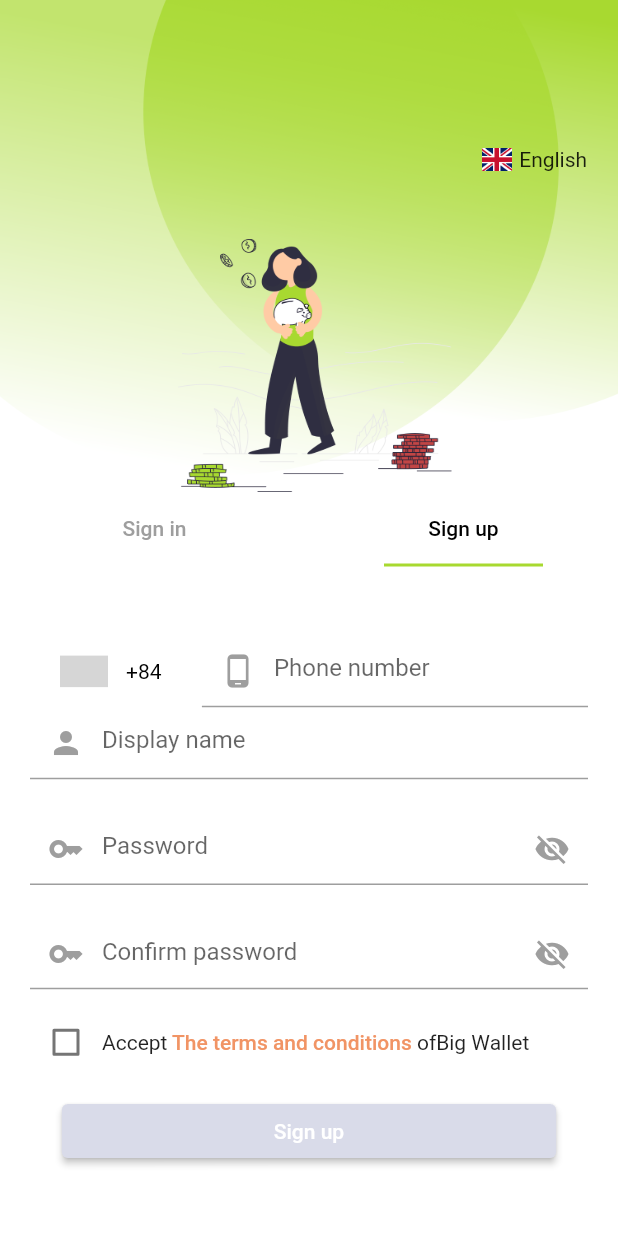
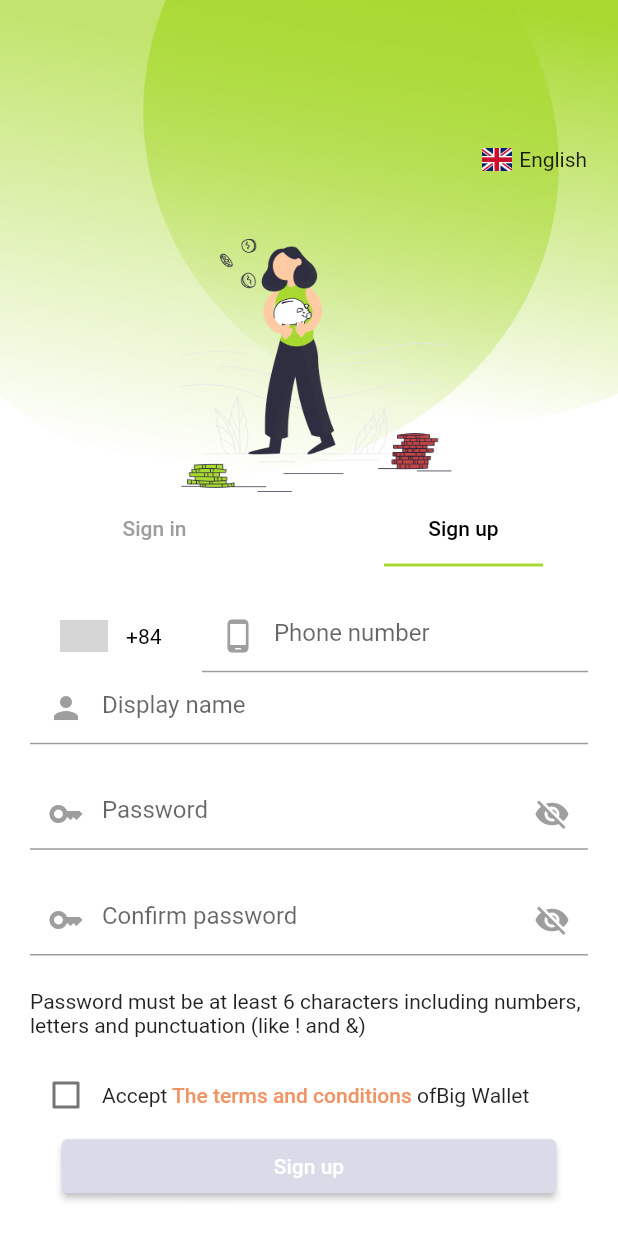
Before and after one commit to NguyenDuyBac1995/wallet_app, a Flutter app: the AuthScreen screen opened by its route, tab 2 chosen, on a phone screen of 412 x 824 dp. Run offline on Flutter 3.47's test engine with Material 2 defaults, Android fonts, the phone set to English and light mode, and no system bars; drawn by our look-alikes of intl_phone_number_input; our stand-ins replace dio, equatable, flutter_bloc, logger; generated files the repository leaves out were written again; network calls fail; grey boxes are pictures that could not be loaded.

Commit message:
commit code cái đã

```diff
--- a/lib/features/auth/screens/auth.screen.dart
+++ b/lib/features/auth/screens/auth.screen.dart
@@ -104,11 +104,9 @@ class _AuthScreenState extends State<AuthScreen>
                                 tabs: [
                                   Tab(
                                     text: context.l10n?.signIn,
-                                    key: UniqueKey(),
                                   ),
                                   Tab(
                                     text: context.l10n?.signUp,
-                                    key: UniqueKey(),
                                   ),
                                 ],
                               ),
@@ -117,14 +115,12 @@ class _AuthScreenState extends State<AuthScreen>
                                     physics:
                                         const NeverScrollableScrollPhysics(),
                                     controller: _tabController,
-                                    children: [
+                                    children: const [
                                       Center(
-                                        key: UniqueKey(),
-                                        child: const SignInScreen(),
+                                        child: SignInScreen(),
                                       ),
                                       Center(
-                                        key: UniqueKey(),
-                                        child: const SignUpScreen(),
+                                        child: SignUpScreen(),
                                       )
                                     ]),
                               )
--- a/lib/features/auth/screens/signup.screen.dart
+++ b/lib/features/auth/screens/signup.screen.dart
@@ -1,6 +1,7 @@
 import 'package:big_wallet/utilities/localization.dart';
 import 'package:flutter/material.dart';
 import 'package:intl_phone_number_input/intl_phone_number_input.dart';
+import 'package:logger/logger.dart';
 
 class SignUpScreen extends StatefulWidget {
   const SignUpScreen({super.key});
@@ -10,22 +11,36 @@ class SignUpScreen extends StatefulWidget {
 
 class _SignUpScreenState extends State<SignUpScreen>
     with SingleTickerProviderStateMixin {
-  late bool _passwordVisible = false;
-  late bool _isFormValid = false;
-  late bool? _isPrivacyAccepted = false;
-  late PhoneNumber number = PhoneNumber(isoCode: 'VN');
-  final TextEditingController controller = TextEditingController();
+  late bool _passwordVisible;
+  late bool _confirmPasswordVisible;
+  late bool _isFormValid;
+  late bool? _isPrivacyAccepted;
+  late PhoneNumber number;
+  late TextEditingController _phoneNumberController;
+  late TextEditingController _displayNameController;
+  late TextEditingController _passwordController;
+  late TextEditingController _confirmPasswordController;
   @override
   void initState() {
+    number = PhoneNumber(isoCode: 'VN');
+    _isPrivacyAccepted = false;
+    _isFormValid = false;
+    _confirmPasswordVisible = false;
     _passwordVisible = false;
-    _isFormValid = false;
-    _isPrivacyAccepted = false;
+    _phoneNumberController = TextEditingController();
+    _displayNameController = TextEditingController();
+    _passwordController = TextEditingController();
+    _confirmPasswordController = TextEditingController();
     super.initState();
   }
 
   @override
   void dispose() {
     super.dispose();
+  }
+
+  onChange() {
+    Logger().i('number $number');
   }
 
   @override
@@ -35,13 +50,15 @@ class _SignUpScreenState extends State<SignUpScreen>
       child: Column(
         children: [
           Expanded(
-              child: Column(
-            children: [
-              Expanded(flex: 5, child: Container()),
-              Expanded(
             flex: 15,
             child: InternationalPhoneNumberInput(
-                  onInputChanged: (value) {},
+              textFieldController: _phoneNumberController,
+              onInputChanged: (value) {
+                if (number.phoneNumber != value.phoneNumber) number = value;
+              },
+              onInputValidated: (value) {
+                if (value) onChange();
+              },
               selectorConfig: const SelectorConfig(
                 selectorType: PhoneInputSelectorType.BOTTOM_SHEET,
               ),
@@ -57,7 +74,6 @@ class _SignUpScreenState extends State<SignUpScreen>
                   hintText: context.l10n?.phoneNumber),
               selectorTextStyle: const TextStyle(color: Colors.black),
               initialValue: number,
-                  textFieldController: controller,
               formatInput: false,
               keyboardType: const TextInputType.numberWithOptions(
                   signed: true, decimal: true),
@@ -66,6 +82,7 @@ class _SignUpScreenState extends State<SignUpScreen>
           Expanded(
             flex: 15,
             child: TextFormField(
+              controller: _displayNameController,
               decoration: InputDecoration(
                   prefixIcon: const Icon(Icons.person, color: Colors.grey),
                   enabledBorder: const UnderlineInputBorder(
@@ -80,6 +97,7 @@ class _SignUpScreenState extends State<SignUpScreen>
           Expanded(
             flex: 15,
             child: TextFormField(
+              controller: _passwordController,
               obscureText: !_passwordVisible,
               enableSuggestions: false,
               autocorrect: false,
@@ -106,21 +124,22 @@ class _SignUpScreenState extends State<SignUpScreen>
             ),
           ),
           Expanded(
-                flex: 10,
+            flex: 15,
             child: TextFormField(
-                  obscureText: !_passwordVisible,
+              controller: _confirmPasswordController,
+              obscureText: !_confirmPasswordVisible,
               enableSuggestions: false,
               autocorrect: false,
               decoration: InputDecoration(
                   prefixIcon: const Icon(Icons.key, color: Colors.grey),
                   suffixIcon: IconButton(
-                        icon: Icon(_passwordVisible
+                    icon: Icon(_confirmPasswordVisible
                         ? Icons.visibility
                         : Icons.visibility_off),
                     color: Colors.grey,
                     onPressed: () {
                       setState(() {
-                            _passwordVisible = !_passwordVisible;
+                        _confirmPasswordVisible = !_confirmPasswordVisible;
                       });
                     },
                   ),
@@ -134,9 +153,16 @@ class _SignUpScreenState extends State<SignUpScreen>
             ),
           ),
           Expanded(
-                flex: 15,
-                child:
-                    Row(mainAxisAlignment: MainAxisAlignment.start, children: [
+            flex: 10,
+            child: Align(
+              alignment: Alignment.topLeft,
+              child: Text(context.l10n?.passwordWarning ??
+                  'Password must be at least 6 characters including numbers, letters and punctuation (like ! and &)'),
+            ),
+          ),
+          Expanded(
+            flex: 10,
+            child: Row(mainAxisAlignment: MainAxisAlignment.start, children: [
               SizedBox(
                   child: Checkbox(
                       value: _isPrivacyAccepted,
@@ -168,14 +194,13 @@ class _SignUpScreenState extends State<SignUpScreen>
             ]),
           ),
           Expanded(
-                flex: 20,
+            flex: 15,
             child: Column(
               children: [
                 ElevatedButton(
                     onPressed: () {},
                     style: ButtonStyle(
-                            backgroundColor: MaterialStateProperty.all(
-                                _isFormValid
+                        backgroundColor: MaterialStateProperty.all(_isFormValid
                             ? const Color(0xFF262338)
                             : const Color(0xFFD9DBE9)),
                         fixedSize: MaterialStateProperty.all(Size.fromWidth(
@@ -183,13 +208,7 @@ class _SignUpScreenState extends State<SignUpScreen>
                     child: Text(context.l10n?.signUp ?? 'Sign up')),
               ],
             ),
-              ),
-              Expanded(
-                flex: 0,
-                child: Container(),
           )
-            ],
-          )),
         ],
       ),
     );
--- a/lib/l10n/app_en.arb
+++ b/lib/l10n/app_en.arb
@@ -13,5 +13,6 @@
     "displayName": "Display name",
     "confirmPassword": "Confirm password",
     "signUpAcceptLabel": "Accept",
-    "termsOfService": "The terms and conditions"
+    "termsOfService": "The terms and conditions",
+    "passwordWarning": "Password must be at least 6 characters including numbers, letters and punctuation (like ! and &)"
 }
--- a/lib/l10n/app_vi.arb
+++ b/lib/l10n/app_vi.arb
@@ -13,5 +13,6 @@
     "displayName": "Tên hiển thị",
     "confirmPassword": "Xác nhận mật khẩu",
     "signUpAcceptLabel": "Đồng ý với các",
-    "termsOfService": "Điều khoản dịch vụ"
+    "termsOfService": "Điều khoản dịch vụ",
+    "passwordWarning": "Mật khẩu có tối thiếu 6 ký tự bao gồm số, chữ cái và dấu chấm câu (như ! và &)"
 }
--- a/pubspec.yaml
+++ b/pubspec.yaml
@@ -47,6 +47,7 @@ dependencies:
   intl_phone_number_input: ^0.7.1
   collection: ^1.16.0
   firebase_auth: ^3.11.2
+  firebase_core: ^1.24.0
 
 dev_dependencies:
   flutter_test:
```
Also changed, not shown: lib/features/auth/screens/signin.screen.dart (+12 -18 lines), pubspec.lock, 1 other file. Lines whose indentation alone changed are shown as unchanged.
